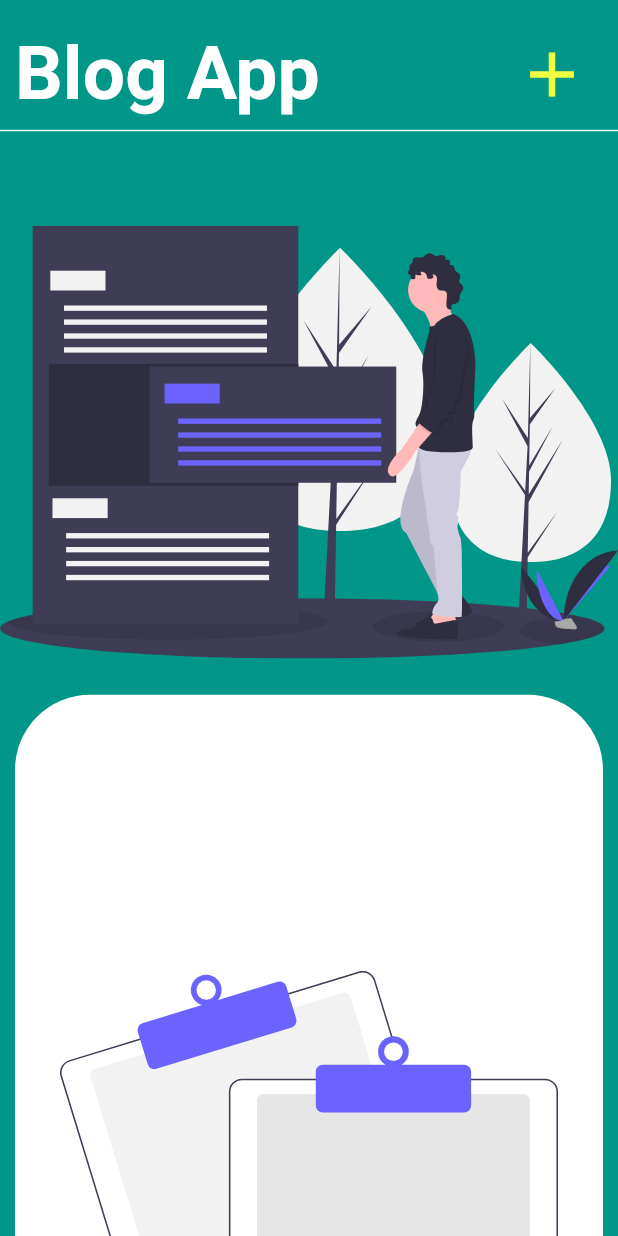
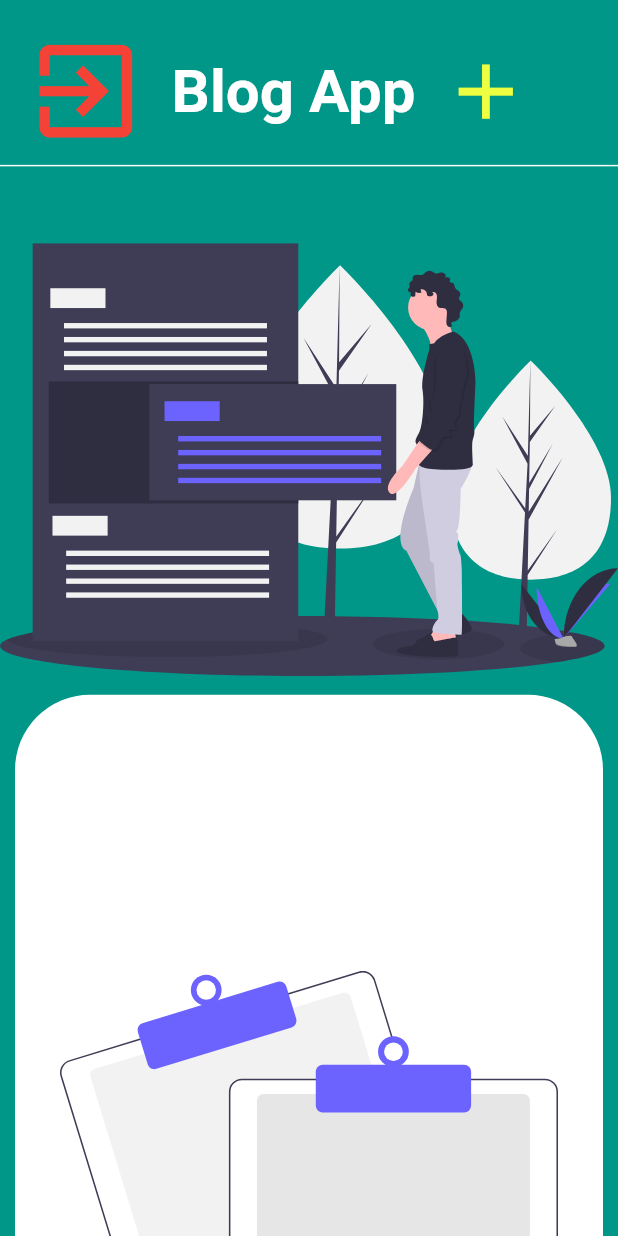
Before and after one commit to Tarunbhati100/blogApp, a Flutter app: the HomeScreen screen opened by its route, on a phone screen of 412 x 824 dp. Run offline on Flutter 3.47's test engine with Material 2 defaults, Android fonts, the phone set to English and light mode, and no system bars; our stand-ins replace cloud_firestore, firebase_auth, firebase_core, flutter_svg, modal_progress_hud; accounts and stored records are empty.

```diff
--- /dev/null
+++ b/lib/DraggableList.dart
@@ -0,0 +1,97 @@
+import 'package:blog_app/Services/database.dart';
+import 'package:blog_app/content.dart';
+import 'package:flutter/material.dart';
+import 'package:flutter_svg/flutter_svg.dart';
+import 'package:provider/provider.dart';
+
+bool isempty;
+final _firestore = DatabaseServices();
+
+class DraggableList extends StatefulWidget {
+  @override
+  _DraggableListState createState() => _DraggableListState();
+}
+
+class _DraggableListState extends State<DraggableList> {
+  @override
+  Widget build(BuildContext context) {
+    final List<Blog> blogdata = Provider.of<List<Blog>>(context) ?? [];
+    setState(() {
+      isempty = blogdata.length == 0 ? true : false;
+    });
+    return DraggableScrollableSheet(
+        initialChildSize: 0.45,
+        minChildSize: 0.45,
+        builder: (context, scrollController) {
+          return SingleChildScrollView(
+              controller: scrollController,
+              child: Container(
+                // height:MediaQuery.of(context).size.height,
+                constraints: BoxConstraints(
+                    minHeight: MediaQuery.of(context).size.height),
+                decoration: BoxDecoration(
+                    color: Colors.white,
+                    borderRadius: BorderRadius.all(Radius.circular(50))),
+                padding: EdgeInsets.all(30),
+                margin: EdgeInsets.all(10),
+                child: Column(
+                    children: isempty
+                        ? <Widget>[SvgPicture.asset("./assets/No_data.svg")]
+                        : List.generate(blogdata.length, (index) {
+                            final item = blogdata[index];
+                            return Dismissible(
+                              key: Key(item.id),
+                              direction: DismissDirection.endToStart,
+                              onDismissed: (dir) async {
+                                setState(() {
+                                  blogdata.removeAt(index);
+                                });
+                                await _firestore.deleteData(item.id);
+                                Scaffold.of(context).showSnackBar(SnackBar(content: Text("Deleted Successfully")));
+                              },
+                              confirmDismiss: (dir) {
+                                return showDialog(
+                                    context: context,
+                                    builder: (ctx) {
+                                      return AlertDialog(
+                                        title: Text("Are Your Sure"),
+                                        content: Text(
+                                            "Do you want to remove the Card"),
+                                        actions: <Widget>[
+                                          FlatButton(
+                                            onPressed: () {
+                                              Navigator.of(context)
+                                                  .pop((false));
+                                            },
+                                            child: Text("No"),
+                                          ),
+                                          FlatButton(
+                                            onPressed: () {
+                                              Navigator.of(context).pop((true));
+                                            },
+                                            child: Text("Yes"),
+                                          ),
+                                        ],
+                                      );
+                                    });
+                              },
+                              background: Container(
+                                alignment: Alignment.centerRight,
+                                color: Colors.teal,
+                                child: Icon(
+                                  Icons.delete,
+                                  size: 50,
+                                  color: Colors.white,
+                                ),
+                              ),
+                              child: Blogwidget(
+                                id: item.id,
+                                title: item.title,
+                                content: item.data,
+                              ),
+                            );
+                          })),
+              ));
+        });
+  }
+}
--- a/lib/add_Screen.dart
+++ b/lib/Screens/add_Screen.dart
@@ -1,7 +1,7 @@
 import 'package:blog_app/content.dart';
 import 'package:flutter/material.dart';
 
-int index;
+String id;
 String title;
 String content;
 
@@ -15,7 +15,7 @@ static final String addScreen = 'AddScreen';
         title: Text("ADD DATA"),
         backgroundColor: Colors.teal,
       ),
-      body: Add_Update(index,title,content),
+      body: Add_Update(id,title,content),
     );
   }
 }
--- /dev/null
+++ b/lib/Screens/home_Screen.dart
@@ -0,0 +1,96 @@
+import 'package:blog_app/DraggableList.dart';
+import 'package:blog_app/Screens/add_Screen.dart';
+import 'package:blog_app/Services/auth.dart';
+import 'package:blog_app/Services/database.dart';
+import 'package:flutter/material.dart';
+import 'package:flutter_svg/flutter_svg.dart';
+import 'package:provider/provider.dart';
+import '../content.dart';
+
+class HomeScreen extends StatelessWidget {
+  static final String home = 'home';
+
+  @override
+  Widget build(BuildContext context) {
+    return Scaffold(
+      backgroundColor: Colors.teal,
+      body: SafeArea(child: Home()),
+    );
+  }
+}
+
+class Home extends StatefulWidget {
+  @override
+  _HomeState createState() => _HomeState();
+}
+
+class _HomeState extends State<Home> {
+  final AuthServices _auth = AuthServices();
+  @override
+  Widget build(BuildContext context) {
+    return StreamProvider<List<Blog>>.value(
+      value: DatabaseServices().blogs,
+      child: Stack(
+        children: <Widget>[
+          Column(
+            crossAxisAlignment: CrossAxisAlignment.start,
+            children: <Widget>[
+              Container(
+                margin: EdgeInsets.only(
+                  top: 20,
+                ),
+                child: Row(
+                  children: <Widget>[
+                    FlatButton(
+                      onPressed: () async{
+                        await _auth.signOut();
+                      },
+                      child: Icon(
+                        Icons.exit_to_app,
+                        color: Colors.red,
+                        size: MediaQuery.of(context).size.width*0.2,
+                      ),
+                    ),
+                    Flexible(
+                      child: Text(
+                        "Blog App",
+                        style: TextStyle(
+                          color: Colors.white,
+                          fontWeight: FontWeight.bold,
+                          fontSize: 40
+                        ),
+                      ),
+                    ),
+                    FlatButton(
+                      onPressed: () {
+                        Navigator.of(context).pushNamed(AddScreen.addScreen);
+                      },
+                      child: Icon(
+                        Icons.add,
+                        color: Colors.limeAccent,
+                        size: MediaQuery.of(context).size.width*0.15,
+                      ),
+                    ),
+                  ],
+                ),
+              ),
+              Divider(
+                color: Colors.white,
+                thickness: 1,
+              ),
+              Expanded(
+                child: Container(
+                  child: SvgPicture.asset("./assets/logo.svg"),
+                ),
+              ),
+              SizedBox(
+                height: MediaQuery.of(context).size.height * 0.4,
+              )
+            ],
+          ),
+          DraggableList(),
+        ],
+      ),
+    );
+  }
+}
--- a/lib/update.dart
+++ b/lib/Screens/update.dart
@@ -2,12 +2,12 @@ import 'package:blog_app/content.dart';
 import 'package:flutter/material.dart';
 
 class UpdateScreen extends StatelessWidget {
-  final int index;
+  final String id;
   final String title;
   final String content;
   static final String updateScreen = 'UpdateScreen';
 
-  UpdateScreen({this.index,this.title,this.content});
+  UpdateScreen({this.id,this.title,this.content});
 
   @override
   Widget build(BuildContext context) {
@@ -17,7 +17,7 @@ class UpdateScreen extends StatelessWidget {
         title: Text("UPDATE DATA"),
         backgroundColor: Colors.teal,
       ),
-      body: Add_Update(index,title,content),
+      body: Add_Update(id,title,content),
     );
   }
 }
--- a/lib/home_Screen.dart
+++ /dev/null
@@ -1,179 +0,0 @@
-import 'package:blog_app/add_Screen.dart';
-import 'package:firebase_auth/firebase_auth.dart';
-import 'package:flutter/material.dart';
-import 'package:flutter_svg/flutter_svg.dart';
-import 'content.dart';
-
-bool isempty;
-
-class HomeScreen extends StatelessWidget {
-  static final String home = 'home';
-
-  @override
-  Widget build(BuildContext context) {
-    return Scaffold(
-      backgroundColor: Colors.teal,
-      body: SafeArea(child: Home()),
-    );
-  }
-}
-
-class Home extends StatefulWidget {
-  @override
-  _HomeState createState() => _HomeState();
-}
-
-class _HomeState extends State<Home> {
-  final _auth = FirebaseAuth.instance;
-  User loggedInUser;
-
-  @override
-  void initState() {
-    getCurrentUser();
-    super.initState();
-  }
-
-  void getCurrentUser() {
-    try {
-      final user = _auth.currentUser;
-      if (user != null) {
-        loggedInUser = user;
-        print(loggedInUser.email);
-      }
-    } catch (e) {
-      print(e);
-    }
-  }
-
-  @override
-  Widget build(BuildContext context) {
-    setState(() {
-      isempty = blogdata.length == 0 ? true : false;
-    });
-    return Stack(
-      children: <Widget>[
-        Column(
-          crossAxisAlignment: CrossAxisAlignment.start,
-          children: <Widget>[
-            Container(
-              margin: EdgeInsets.only(
-                top: 20,
-                left: 10,
-              ),
-              child: Row(
-                mainAxisAlignment: MainAxisAlignment.spaceBetween,
-                children: <Widget>[
-                  Text(
-                    "Blog App",
-                    style: TextStyle(
-                      color: Colors.white,
-                      fontWeight: FontWeight.bold,
-                      fontSize: 50.0,
-                    ),
-                  ),
-                  FlatButton(
-                    onPressed: () {
-                      _auth.signOut();
-                      // Navigator.of(context).pushNamed('/');
-                      Navigator.of(context).pushNamed(AddScreen.addScreen);
-                    },
-                    child: Icon(
-                      Icons.add,
-                      color: Colors.limeAccent,
-                      size: 50,
-                    ),
-                  ),
-                ],
-              ),
-            ),
-            Divider(
-              color: Colors.white,
-              thickness: 1,
-            ),
-            Expanded(
-              child: Container(
-                child: SvgPicture.asset("./assets/logo.svg"),
-              ),
-            ),
-            SizedBox(
-              height: MediaQuery.of(context).size.height * 0.4,
-            )
-          ],
-        ),
-        DraggableScrollableSheet(
-            initialChildSize: 0.45,
-            minChildSize: 0.45,
-            builder: (context, scrollController) {
-              return SingleChildScrollView(
-                  controller: scrollController,
-                  child: Container(
-                    // height:MediaQuery.of(context).size.height,
-                    constraints: BoxConstraints(
-                        minHeight: MediaQuery.of(context).size.height),
-                    decoration: BoxDecoration(
-                        color: Colors.white,
-                        borderRadius: BorderRadius.all(Radius.circular(50))),
-                    padding: EdgeInsets.all(30),
-                    margin: EdgeInsets.all(10),
-                    child: Column(
-                        children: isempty
-                            ? <Widget>[SvgPicture.asset("./assets/No_data.svg")]
-                            : List.generate(blogdata.length, (index) {
-                                final item = blogdata[index];
-                                return Dismissible(
-                                  key: Key(item.title),
-                                  direction: DismissDirection.endToStart,
-                                  onDismissed: (dir) {
-                                    setState(() {
-                                      blogdata.removeAt(index);
-                                    });
-                                  },
-                                  confirmDismiss: (dir) {
-                                    return showDialog(
-                                        context: context,
-                                        builder: (ctx) {
-                                          return AlertDialog(
-                                            title: Text("Are Your Sure"),
-                                            content: Text(
-                                                "Do you want to remove the Cart"),
-                                            actions: <Widget>[
-                                              FlatButton(
-                                                onPressed: () {
-                                                  Navigator.of(context)
-                                                      .pop((false));
-                                                },
-                                                child: Text("No"),
-                                              ),
-                                              FlatButton(
-                                                onPressed: () {
-                                                  Navigator.of(context)
-                                                      .pop((true));
-                                                },
-                                                child: Text("Yes"),
-                                              ),
-                                            ],
-                                          );
-                                        });
-                                  },
-                                  background: Container(
-                                    alignment: Alignment.centerRight,
-                                    color: Colors.teal,
-                                    child: Icon(
-                                      Icons.delete,
-                                      size: 50,
-                                      color: Colors.white,
-                                    ),
-                                  ),
-                                  child: Blogwidget(
-                                    index: index,
-                                    title: item.title,
-                                    content: item.data,
-                                  ),
-                                );
-                              })),
-                  ));
-            })
-      ],
-    );
-  }
-}
--- a/pubspec.yaml
+++ b/pubspec.yaml
@@ -29,6 +29,7 @@ dependencies:
   firebase_auth: ^0.18.1+2
   cloud_firestore: ^0.14.1+3
   modal_progress_hud: ^0.1.3
+  provider: ^4.3.2+2
 
 dev_dependencies:
   flutter_test:
```
Also changed, not shown: lib/Screens/auth_screen.dart (renamed from lib/auth_screen.dart, +23 -28 lines), lib/Services/auth.dart (added, +52 -0 lines), lib/Services/database.dart (added, +41 -0 lines), lib/content.dart (+18 -41 lines), lib/main.dart (+18 -11 lines), lib/wrapper.dart (added, +19 -0 lines), pubspec.lock.
